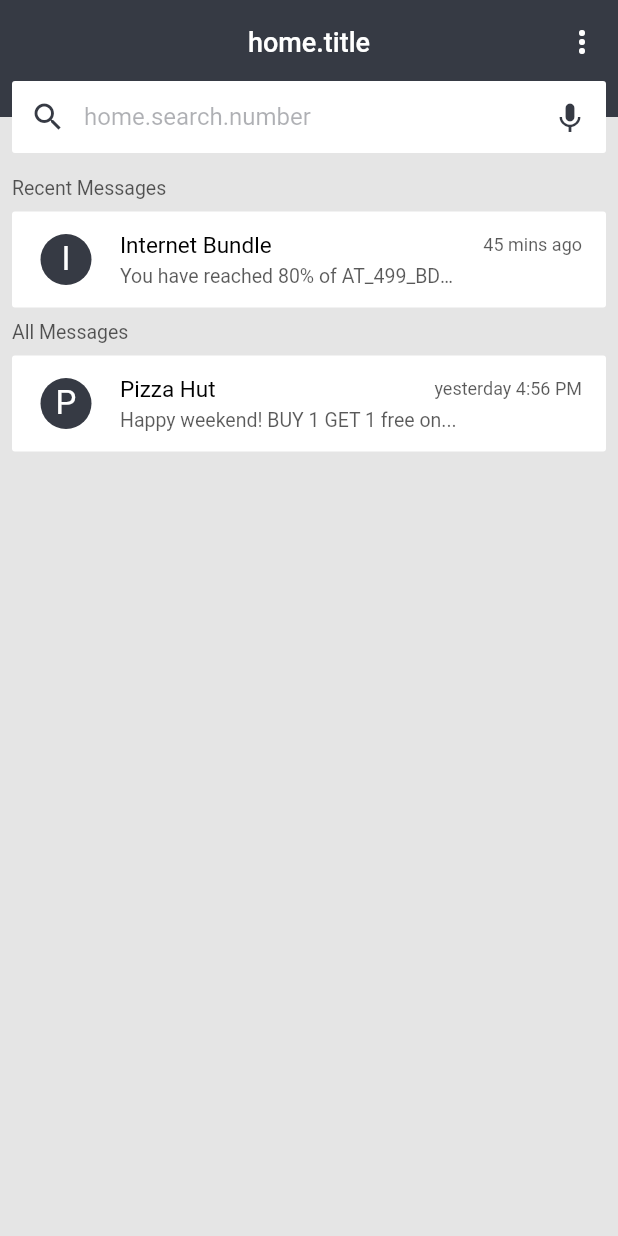
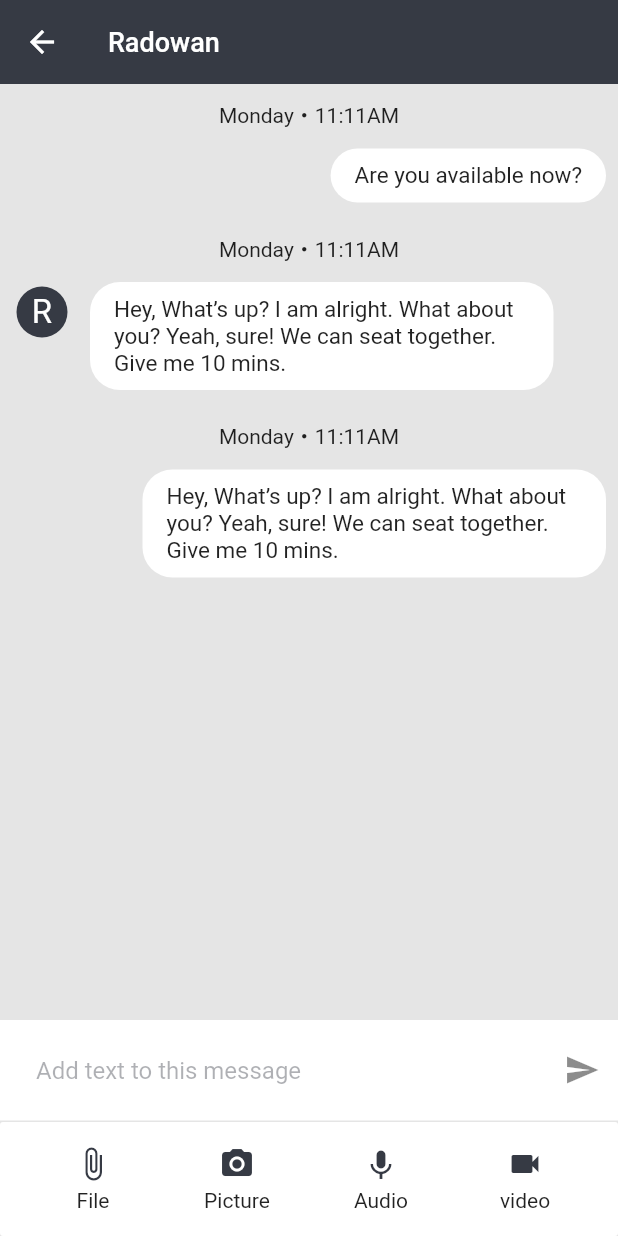
Before and after one commit to SkKostya/flutter_chat_app, a Flutter app: the screen it shows after launch, on a phone screen of 412 x 824 dp. Run offline on Flutter 3.47's test engine with Material 2 defaults, Android fonts, the phone set to English and light mode, and no system bars; our stand-ins replace flutter_i18n, hive, hive_flutter; accounts and stored records are empty.

Commit message:
Create Chat screen

```diff
--- a/lib/domain/data_provider/theme_provider.dart
+++ b/lib/domain/data_provider/theme_provider.dart
@@ -25,7 +25,7 @@ class AppTheme {
     appBarTheme: const AppBarTheme(
       backgroundColor: Color(0xFF363A44),
       elevation: 0,
-      actionsIconTheme: IconThemeData(
+      iconTheme: IconThemeData(
         color: Colors.white,
       ),
       titleTextStyle: TextStyle(
--- a/lib/domain/navigations/main_navigation.dart
+++ b/lib/domain/navigations/main_navigation.dart
@@ -1,13 +1,19 @@
+import 'package:flutter/material.dart';
+
 import 'package:chat_app/screens/home/home.dart';
-import 'package:flutter/material.dart';
+import 'package:chat_app/screens/chat/chat.dart';
 
 abstract class MainNavigationRoutesName {
   static const home = '/';
+  static const chat = '/chat';
 }
 
 class MainNavigation {
+  final initialRoute = MainNavigationRoutesName.chat;
+
   final routes = <String, Widget Function(BuildContext)>{
     MainNavigationRoutesName.home: (context) => const Home(),
+    MainNavigationRoutesName.chat: (context) => const Chat(),
   };
 
   // Route<Object> onGenerateRoute(RouteSettings settings) {
--- a/lib/screens/app.dart
+++ b/lib/screens/app.dart
@@ -80,7 +80,7 @@ class _AppWidget extends StatelessWidget {
       themeMode: _themeMode,
       theme: AppTheme.lightTheme,
       darkTheme: AppTheme.darkTheme,
-      initialRoute: MainNavigationRoutesName.home,
+      initialRoute: mainNavigation.initialRoute,
       routes: mainNavigation.routes,
     );
   }
--- /dev/null
+++ b/lib/screens/chat/chat.dart
@@ -0,0 +1,67 @@
+import 'package:chat_app/screens/chat/components/message_widget/message_types/text_message_widget.dart';
+import 'package:chat_app/screens/chat/components/message_widget/message_widget.dart';
+import 'package:flutter/material.dart';
+
+import 'components/custom_bottom_navigation_bar/custom_bottom_navigation_bar.dart';
+import 'components/send_message_widget/send_message_widget.dart';
+
+class Chat extends StatelessWidget {
+  const Chat({Key? key}) : super(key: key);
+
+  static final List<Message> messages = <Message>[
+    const Message(
+      date: 'Monday・11:11AM',
+      message: TextMessageWidget(
+        message: 'Are you available now?',
+      ),
+    ),
+    Message(
+      date: 'Monday・11:11AM',
+      message: const TextMessageWidget(
+        message:
+            'Hey, What’s up? I am alright. What about you? Yeah, sure! We can seat together. Give me 10 mins.',
+      ),
+      collocutor: Collocutor(fullName: 'R'),
+    ),
+    const Message(
+      date: 'Monday・11:11AM',
+      message: TextMessageWidget(
+        message:
+            'Hey, What’s up? I am alright. What about you? Yeah, sure! We can seat together. Give me 10 mins.',
+      ),
+    ),
+  ];
+
+  @override
+  Widget build(BuildContext context) {
+    return Scaffold(
+      appBar: AppBar(
+        title: const Text('Radowan'),
+      ),
+      body: Column(
+        children: [
+          Expanded(
+            child: Padding(
+              padding: const EdgeInsets.symmetric(horizontal: 8),
+              child: ListView.builder(
+                itemCount: messages.length,
+                itemBuilder: (context, index) {
+                  return Column(
+                    children: [
+                      const SizedBox(height: 10),
+                      messages[index],
+                      const SizedBox(height: 10),
+                    ],
+                  );
+                },
+              ),
+            ),
+          ),
+          const SendMessageWidget(),
+          const SizedBox(height: 1),
+          const CustomBottomNavigationBar(),
+        ],
+      ),
+    );
+  }
+}
--- /dev/null
+++ b/lib/screens/chat/components/bottom_navigation_item_widget/bottom_navigation_item_widget.dart
@@ -0,0 +1,40 @@
+import 'package:flutter/material.dart';
+
+class BottomNavigationItemWidget extends StatelessWidget {
+  const BottomNavigationItemWidget({
+    Key? key,
+    required this.icon,
+    required this.label,
+    required this.onClick,
+  }) : super(key: key);
+
+  final IconData icon;
+  final String label;
+  final Function onClick;
+
+  @override
+  Widget build(BuildContext context) {
+    return Material(
+      shape: const CircleBorder(),
+      clipBehavior: Clip.antiAliasWithSaveLayer,
+      color: Colors.transparent,
+      child: InkWell(
+        child: Padding(
+          padding: const EdgeInsets.all(12.0),
+          child: SizedBox(
+            width: 44,
+            height: 44,
+            child: Column(
+              children: [
+                Icon(icon),
+                const SizedBox(height: 4),
+                Text(label),
+              ],
+            ),
+          ),
+        ),
+        onTap: () {},
+      ),
+    );
+  }
+}
--- /dev/null
+++ b/lib/screens/chat/components/custom_bottom_navigation_bar/custom_bottom_navigation_bar.dart
@@ -0,0 +1,51 @@
+import 'package:flutter/material.dart';
+
+import '../bottom_navigation_item_widget/bottom_navigation_item_widget.dart';
+
+class CustomBottomNavigationBar extends StatelessWidget {
+  const CustomBottomNavigationBar({
+    Key? key,
+  }) : super(key: key);
+
+  @override
+  Widget build(BuildContext context) {
+    return Card(
+      child: Padding(
+        padding: const EdgeInsets.symmetric(vertical: 4),
+        child: Row(
+          mainAxisAlignment: MainAxisAlignment.spaceEvenly,
+          children: [
+            BottomNavigationItemWidget(
+              icon: Icons.attach_file,
+              label: 'File',
+              onClick: () {},
+            ),
+            BottomNavigationItemWidget(
+              icon: Icons.camera_alt,
+              label: 'Picture',
+              onClick: () {},
+            ),
+            GestureDetector(
+              onLongPressUp: () {
+                print('Hello');
+              },
+              onLongPressStart: (details) {
+                print('Start');
+              },
+              child: BottomNavigationItemWidget(
+                icon: Icons.keyboard_voice,
+                label: 'Audio',
+                onClick: () {},
+              ),
+            ),
+            BottomNavigationItemWidget(
+              icon: Icons.videocam,
+              label: 'video',
+              onClick: () {},
+            ),
+          ],
+        ),
+      ),
+    );
+  }
+}
--- /dev/null
+++ b/lib/screens/chat/components/message_widget/message_types/text_message_widget.dart
@@ -0,0 +1,32 @@
+import 'package:flutter/material.dart';
+
+import 'package:chat_app/resources/app_font_sizes.dart';
+
+class TextMessageWidget extends StatelessWidget {
+  const TextMessageWidget({
+    Key? key,
+    required this.message,
+  }) : super(key: key);
+
+  final String message;
+
+  @override
+  Widget build(BuildContext context) {
+    final maxMessageWidth = MediaQuery.of(context).size.width * 0.75;
+
+    return ConstrainedBox(
+      constraints: BoxConstraints(maxWidth: maxMessageWidth),
+      child: Container(
+        padding: const EdgeInsets.symmetric(horizontal: 16, vertical: 9),
+        decoration: BoxDecoration(
+          color: Theme.of(context).cardColor,
+          borderRadius: BorderRadius.circular(20),
+        ),
+        child: Text(
+          message,
+          style: const TextStyle(fontSize: AppFontSizes.columbianSmall),
+        ),
+      ),
+    );
+  }
+}
--- /dev/null
+++ b/lib/screens/chat/components/message_widget/message_widget.dart
@@ -0,0 +1,68 @@
+import 'package:flutter/material.dart';
+
+import 'package:chat_app/resources/app_colors.dart';
+
+class Message extends StatelessWidget {
+  const Message({
+    Key? key,
+    required this.date,
+    required this.message,
+    this.collocutor,
+  }) : super(key: key);
+
+  final String date;
+  final Widget message;
+  final Collocutor? collocutor;
+
+  @override
+  Widget build(BuildContext context) {
+    return Column(
+      children: [
+        Center(child: Text(date)),
+        const SizedBox(height: 12),
+        (collocutor != null)
+            ? Align(
+                alignment: Alignment.topLeft,
+                child: Row(
+                  crossAxisAlignment: CrossAxisAlignment.start,
+                  children: [
+                    SizedBox(
+                      width: 40,
+                      height: 40,
+                      child: Padding(
+                        padding: const EdgeInsets.all(3),
+                        child: CircleAvatar(
+                          backgroundColor: AppColors.tuna,
+                          child: Text(
+                            collocutor?.fullName
+                                    .substring(0, 1)
+                                    .toUpperCase() ??
+                                '',
+                            style: const TextStyle(
+                              fontSize: 22,
+                              color: Colors.white,
+                            ),
+                          ),
+                          foregroundImage: collocutor?.avatar,
+                        ),
+                      ),
+                    ),
+                    const SizedBox(width: 12),
+                    message,
+                  ],
+                ),
+              )
+            : Align(alignment: Alignment.topRight, child: message),
+      ],
+    );
+  }
+}
+
+class Collocutor {
+  final String fullName;
+  final ImageProvider<Object>? avatar;
+  Collocutor({
+    required this.fullName,
+    this.avatar,
+  });
+}
--- /dev/null
+++ b/lib/screens/chat/components/send_message_widget/send_message_widget.dart
@@ -0,0 +1,28 @@
+import 'package:flutter/material.dart';
+
+class SendMessageWidget extends StatelessWidget {
+  const SendMessageWidget({Key? key}) : super(key: key);
+
+  @override
+  Widget build(BuildContext context) {
+    return TextField(
+      decoration: InputDecoration(
+        hintText: 'Add text to this message',
+        hintStyle: TextStyle(color: Theme.of(context).hintColor),
+        filled: true,
+        fillColor: Theme.of(context).cardColor,
+        contentPadding: const EdgeInsets.all(24),
+        border: InputBorder.none,
+        suffixIcon: Material(
+          shape: const CircleBorder(),
+          clipBehavior: Clip.antiAliasWithSaveLayer,
+          color: Colors.transparent,
+          child: IconButton(
+            icon: const Icon(Icons.send),
+            onPressed: () {},
+          ),
+        ),
+      ),
+    );
+  }
+}
```
